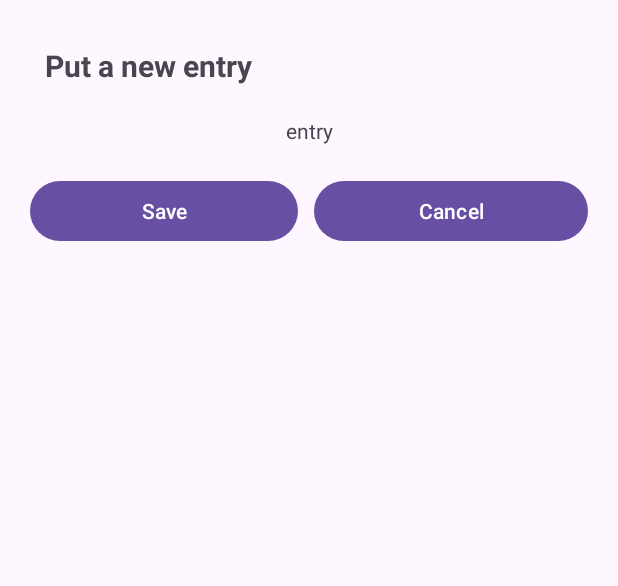
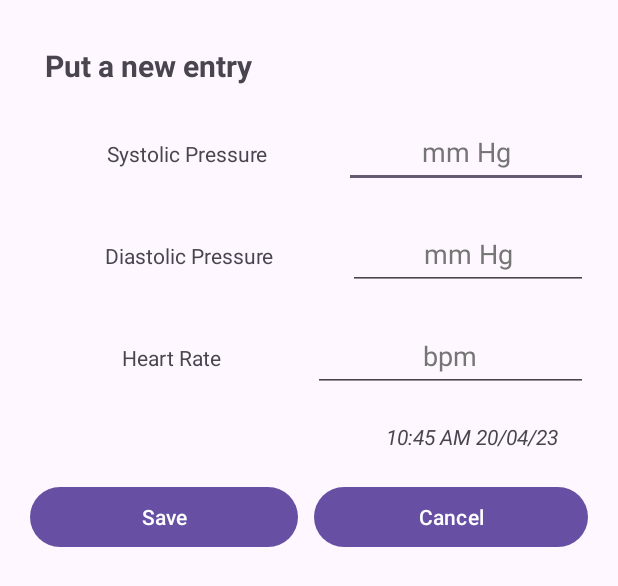
Before and after one commit to Pantho-Haque/Cardiac-Recorder, an Android app: the layout input_file.xml on its own in the app's theme, with its tools: preview values and no code run, on a phone screen of 412 x 824 dp. Shown: the top 586 px of the screen. Run offline under Robolectric (Android 15) with nearby library versions, the phone set to English and light mode, and no system bars.

Commit message:
add entry design done

```diff
--- a/app/src/main/res/layout/input_file.xml
+++ b/app/src/main/res/layout/input_file.xml
@@ -4,11 +4,10 @@
     xmlns:tools="http://schemas.android.com/tools"
     android:layout_width="match_parent"
     android:layout_height="wrap_content"
-    android:padding="20dp"
-    >
+    android:padding="20dp">
 
     <TextView
-        android:id="@+id/textView6"
+        android:id="@+id/header"
         android:layout_width="match_parent"
         android:layout_height="wrap_content"
         android:paddingStart="10dp"
@@ -22,7 +21,37 @@
         app:layout_constraintTop_toTopOf="parent" />
 
 
+    <LinearLayout
+        android:id="@+id/linearLayout1"
+        android:layout_width="match_parent"
+        android:layout_height="wrap_content"
+        android:layout_marginTop="20dp"
+        android:orientation="horizontal"
+        app:layout_constraintEnd_toEndOf="parent"
+        app:layout_constraintStart_toStartOf="parent"
+        app:layout_constraintTop_toBottomOf="@+id/header">
 
+        <TextView
+            android:layout_width="wrap_content"
+            android:layout_height="wrap_content"
+            android:layout_weight="1"
+            android:gravity="center"
+            android:text="Systolic Pressure" />
+
+        <EditText
+            android:id="@+id/systolicPressure"
+            android:layout_width="wrap_content"
+            android:layout_height="wrap_content"
+            android:layout_weight="1"
+            android:width="60dp"
+            android:ems="10"
+            android:hint="mm Hg"
+            android:inputType="number|numberDecimal|numberSigned"
+            android:minHeight="48dp"
+            android:textAlignment="center"
+            android:textColorHint="#757575" />
+
+    </LinearLayout>
 
     <LinearLayout
         android:id="@+id/linearLayout2"
@@ -32,17 +61,83 @@
         android:orientation="horizontal"
         app:layout_constraintEnd_toEndOf="parent"
         app:layout_constraintStart_toStartOf="parent"
-        app:layout_constraintTop_toBottomOf="@+id/textView6">
+        app:layout_constraintTop_toBottomOf="@+id/linearLayout1">
 
         <TextView
             android:layout_width="wrap_content"
             android:layout_height="wrap_content"
             android:layout_weight="1"
             android:gravity="center"
-            android:text="entry" />
+            android:text="Diastolic Pressure" />
+
+        <EditText
+            android:id="@+id/diastolicPressure"
+            android:layout_width="wrap_content"
+            android:layout_height="wrap_content"
+            android:layout_weight="1"
+            android:width="60dp"
+            android:ems="10"
+            android:hint="mm Hg"
+            android:inputType="number|numberDecimal|numberSigned"
+            android:minHeight="48dp"
+            android:textAlignment="center"
+            android:textColorHint="#757575" />
 
     </LinearLayout>
 
+    <LinearLayout
+        android:id="@+id/linearLayout3"
+        android:layout_width="match_parent"
+        android:layout_height="wrap_content"
+        android:layout_marginTop="20dp"
+        android:orientation="horizontal"
+        app:layout_constraintEnd_toEndOf="parent"
+        app:layout_constraintStart_toStartOf="parent"
+        app:layout_constraintTop_toBottomOf="@+id/linearLayout2">
+
+        <TextView
+            android:layout_width="wrap_content"
+            android:layout_height="wrap_content"
+            android:layout_weight="1"
+            android:gravity="center"
+            android:text="Heart Rate" />
+
+        <EditText
+            android:id="@+id/heartRate"
+            android:layout_width="wrap_content"
+            android:layout_height="wrap_content"
+            android:layout_weight="1"
+            android:width="60dp"
+            android:ems="10"
+            android:hint="bpm"
+            android:inputType="number|numberDecimal|numberSigned"
+            android:minHeight="48dp"
+            android:textAlignment="center"
+            android:textColorHint="#757575" />
+
+    </LinearLayout>
+
+
+    <LinearLayout
+        android:id="@+id/linearLayout4"
+        android:layout_width="match_parent"
+        android:layout_height="wrap_content"
+        android:layout_marginTop="20dp"
+        android:orientation="horizontal"
+        app:layout_constraintEnd_toEndOf="parent"
+        app:layout_constraintStart_toStartOf="parent"
+        app:layout_constraintTop_toBottomOf="@+id/linearLayout3">
+
+        <TextView
+            android:id="@+id/dateAndTime"
+            android:layout_width="wrap_content"
+            android:layout_height="wrap_content"
+            android:layout_weight="1"
+            android:paddingEnd="20dp"
+            android:text="10:45 AM 20/04/23"
+            android:textAlignment="textEnd"
+            android:textStyle="italic" />
+    </LinearLayout>
 
     <LinearLayout
         android:layout_width="match_parent"
@@ -51,22 +146,22 @@
         android:orientation="horizontal"
         app:layout_constraintEnd_toEndOf="parent"
         app:layout_constraintStart_toStartOf="parent"
-        app:layout_constraintTop_toBottomOf="@+id/linearLayout2">
+        app:layout_constraintTop_toBottomOf="@+id/linearLayout4">
 
         <Button
             android:id="@+id/saveBtn"
             android:layout_width="wrap_content"
             android:layout_height="wrap_content"
+            android:layout_marginRight="5dp"
             android:layout_weight="1"
-            android:layout_marginRight="5dp"
             android:text="Save" />
 
         <Button
             android:id="@+id/cancelBtn"
             android:layout_width="wrap_content"
             android:layout_height="wrap_content"
+            android:layout_marginLeft="5dp"
             android:layout_weight="1"
-            android:layout_marginLeft="5dp"
             android:text="Cancel" />
     </LinearLayout>
 
```
